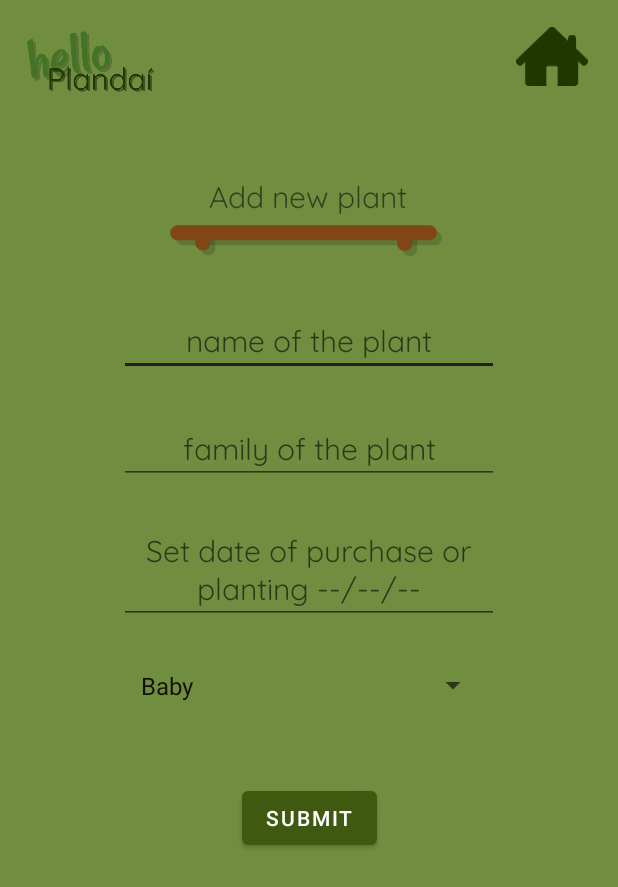
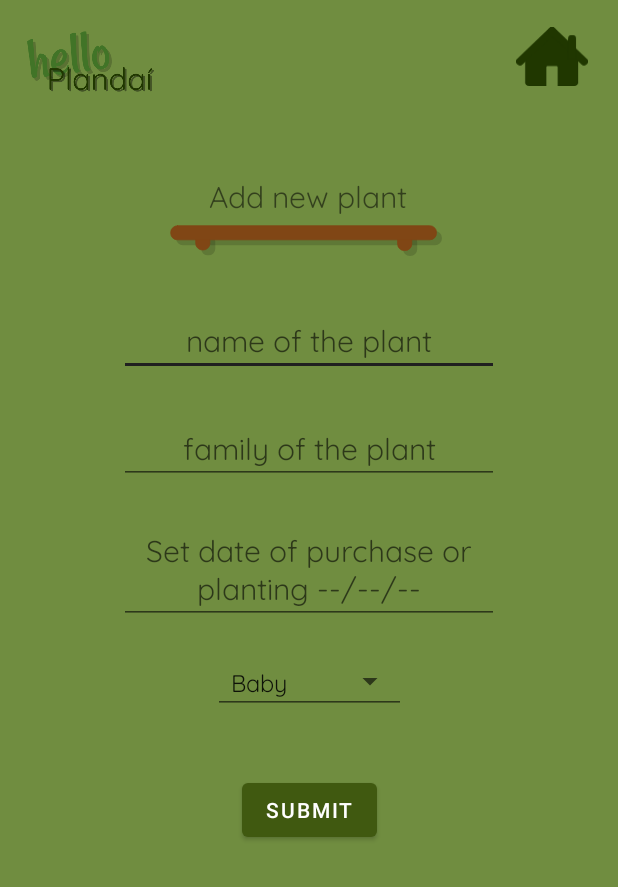
Before and after one commit to Zamerykanizowana/plandai, an Android app: the AddNewPlantActivity screen opened directly, with no data from a screen before it, after a tap on "SUBMIT", on a phone screen of 412 x 824 dp. Shown: the top 887 px of the screen. Run offline under Robolectric (Android 15) with nearby library versions, the phone set to English and light mode, and no system bars.

Commit message:
Fix double clicking on calendar and first part of fix spinner

```diff
--- a/app/src/main/java/com/example/myapplication/AddNewPlantActivity.kt
+++ b/app/src/main/java/com/example/myapplication/AddNewPlantActivity.kt
@@ -4,12 +4,9 @@ import android.app.DatePickerDialog
 import android.content.Intent
 import androidx.appcompat.app.AppCompatActivity
 import android.os.Bundle
-import android.widget.Button
-import android.widget.TextView
 import android.util.Log
 import android.view.View
-import android.widget.DatePicker
-import android.widget.EditText
+import android.widget.*
 import java.text.SimpleDateFormat
 import java.util.*
 
@@ -47,6 +44,10 @@ class AddNewPlantActivity : AppCompatActivity() {
             }
 
         })
+//TODO Add spinner hint
+        val mySpinner = findViewById<Spinner>(R.id.spinner1)
+
+
     }
 
 
@@ -54,7 +55,8 @@ class AddNewPlantActivity : AppCompatActivity() {
         val name = findViewById<EditText>(R.id.editTextTextPersonName).text.toString()
         val family = findViewById<EditText>(R.id.editTextTextPersonName2).text.toString()
         val dateOfPurchase = findViewById<EditText>(R.id.editTextDate).text.toString()
-        Log.i("anp", "addnewplant check : $name")
+        val size = findViewById<Spinner>(R.id.spinner1).selectedItem.toString()
+        Log.i("anp", "addnewplant check : $size")
     }
 
 
--- a/app/src/main/res/layout/add_new_plant.xml
+++ b/app/src/main/res/layout/add_new_plant.xml
@@ -87,6 +87,7 @@
         android:fontFamily="@font/quicksand"
         android:gravity="center"
         android:hint="date of purchase"
+        android:focusableInTouchMode="false"
         android:editable="false"
         android:textSize="20sp"
         app:layout_constraintBottom_toBottomOf="parent"
@@ -97,15 +98,17 @@
 
     <Spinner
         android:id="@+id/spinner1"
-        android:layout_width="240dp"
-        android:layout_height="50dp"
+        style="@style/Widget.AppCompat.Spinner.Underlined"
+        android:layout_width="wrap_content"
+        android:layout_height="wrap_content"
         android:ems="10"
         android:entries="@array/plant_sizes"
-        android:fontFamily="@font/quicksand"
-        android:gravity="center"
+        android:hint="pick up the size"
         android:prompt="@string/prompt_spinner"
+        android:spinnerMode="dialog"
+        android:textAlignment="center"
         android:textSize="20sp"
-        android:spinnerMode="dropdown"
+        android:theme="@style/SpinnerTheme"
         app:layout_constraintBottom_toBottomOf="parent"
         app:layout_constraintEnd_toEndOf="parent"
         app:layout_constraintStart_toStartOf="parent"
--- a/app/src/main/res/values/themes.xml
+++ b/app/src/main/res/values/themes.xml
@@ -14,4 +14,9 @@
         <!-- Customize your theme here. -->
 <!--        TODO: add default font - Quicksand, I don't know in whitch file-->
     </style>
+    <style name="SpinnerTheme">
+<!--        <item name="android:textColor">#333333</item>-->
+        <item name="android:fontFamily">@font/quicksand</item>
+<!--        <item name="android:textStyle">bold</item>-->
+    </style>
 </resources>
```
